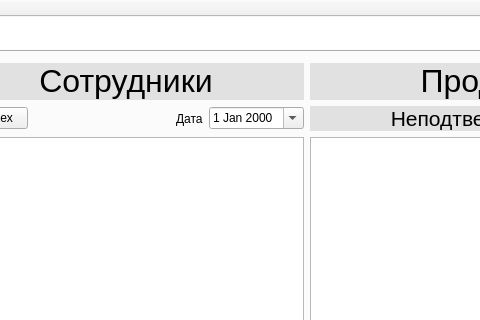
First picture: the form in iSalary/iSalary/mainwindow.ui, repository Polikarpova/iSalary, before the edit; both pictures show x 122 to 602 and y 0 to 320 of the 833 by 693 pixel window.
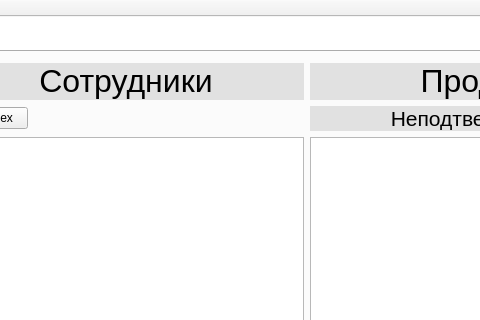
Second picture: the form after the edit.

Commit message: Удалил на странице Продаж виджет для поиска по дате

Diff of the .ui file:
```diff
--- a/iSalary/iSalary/mainwindow.ui
+++ b/iSalary/iSalary/mainwindow.ui
@@ -1052,45 +1052,6 @@
                       </property>
                      </spacer>
                     </item>
-                    <item>
-                     <widget class="QLabel" name="label_45">
-                      <property name="text">
-                       <string>Дата</string>
-                      </property>
-                     </widget>
-                    </item>
-                    <item>
-                     <widget class="QDateEdit" name="salesDateInput">
-                      <property name="enabled">
-                       <bool>true</bool>
-                      </property>
-                      <property name="wrapping">
-                       <bool>false</bool>
-                      </property>
-                      <property name="frame">
-                       <bool>true</bool>
-                      </property>
-                      <property name="buttonSymbols">
-                       <enum>QAbstractSpinBox::UpDownArrows</enum>
-                      </property>
-                      <property name="keyboardTracking">
-                       <bool>true</bool>
-                      </property>
-                      <property name="showGroupSeparator" stdset="0">
-                       <bool>false</bool>
-                      </property>
-                      <property name="minimumDate">
-                       <date>
-                        <year>1900</year>
-                        <month>9</month>
-                        <day>14</day>
-                       </date>
-                      </property>
-                      <property name="calendarPopup">
-                       <bool>true</bool>
-                      </property>
-                     </widget>
-                    </item>
                    </layout>
                   </item>
                   <item>
```
Left out of the diff: 1 changed line with no effect on the pictures.
